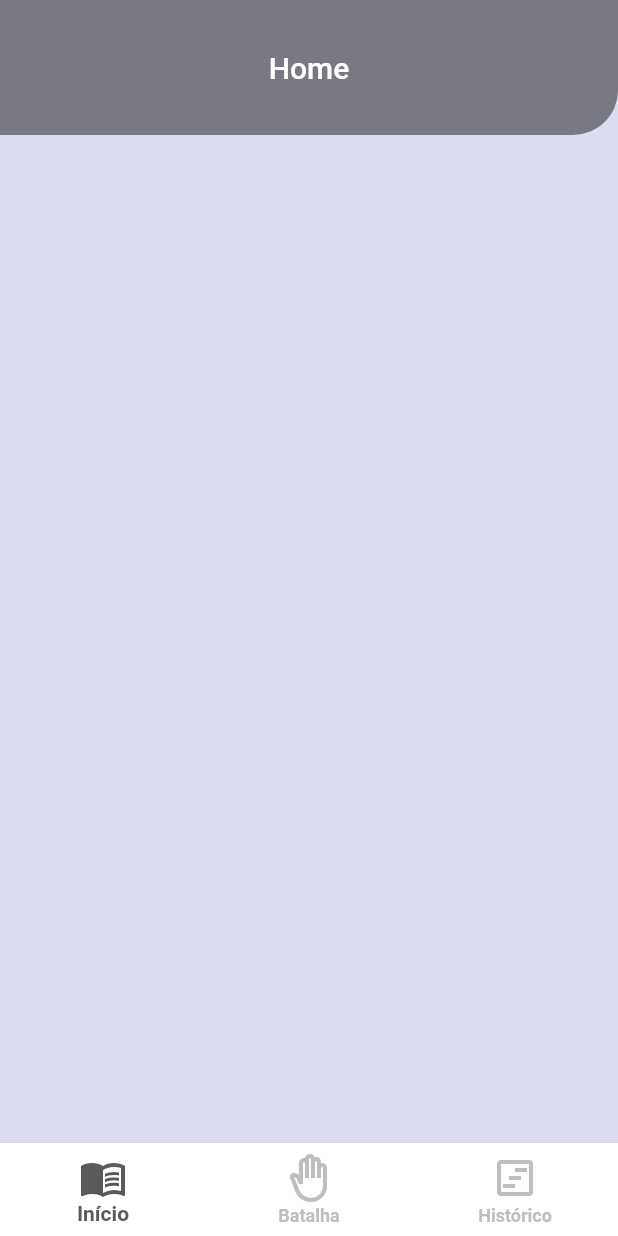
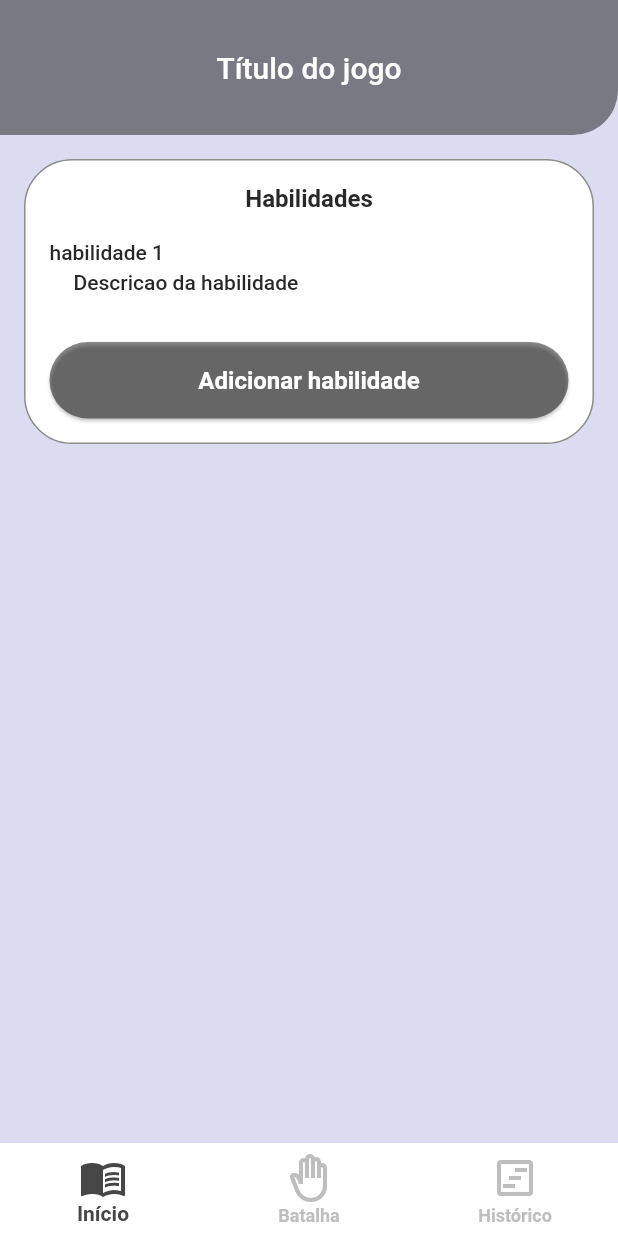
Before and after one commit to edianio/GameBookCounter, a Flutter app: the screen it shows after launch, on a phone screen of 412 x 824 dp. Run offline on Flutter 3.47's test engine with Material 2 defaults, Android fonts, the phone set to English and light mode, and no system bars; our stand-ins replace bloc_concurrency, flutter_bloc, get_it, hive_flutter; accounts and stored records are empty.

Commit message:
create home card skills

```diff
--- a/game_book_counter/lib/src/main/app_const.dart
+++ b/game_book_counter/lib/src/main/app_const.dart
@@ -1,3 +1,9 @@
 class PageConst {
   static const root = '/';
 }
+
+class AppText {
+  static const skill = 'Habilidade';
+  static const skills = 'Habilidades';
+  static const addSkill = 'Adicionar habilidade';
+}
--- a/game_book_counter/lib/src/main/themes/my_input_decoration_theme.dart
+++ b/game_book_counter/lib/src/main/themes/my_input_decoration_theme.dart
@@ -2,7 +2,7 @@ part of 'app_style.dart';
 
 InputDecorationTheme myInputDecorationTheme() => InputDecorationTheme(
   hintStyle: const TextStyle(
-    color: ColorTable.fontDefault,
+    color: ColorTable.fontDefaultLight,
     fontSize: 14,
     fontWeight: FontWeight.w500,
     fontStyle: FontStyle.italic,
--- a/game_book_counter/lib/src/main/themes/my_text_theme.dart
+++ b/game_book_counter/lib/src/main/themes/my_text_theme.dart
@@ -2,17 +2,17 @@ part of 'app_style.dart';
 
 TextTheme myTextTheme() => const TextTheme(
   bodyLarge: TextStyle(
-    color: ColorTable.fontDefault,
+    color: ColorTable.fontDefaultLight,
     fontSize: 18,
     fontWeight: FontWeight.w700,
   ),
   bodyMedium: TextStyle(
-    color: ColorTable.fontDefault,
+    color: ColorTable.fontDefaultLight,
     fontSize: 16,
     fontWeight: FontWeight.w600,
   ),
   bodySmall: TextStyle(
-    color: ColorTable.fontDefault,
+    color: ColorTable.fontDefaultLight,
     fontSize: 14,
     fontWeight: FontWeight.w500,
   ),
--- /dev/null
+++ b/game_book_counter/lib/src/presentation/main/components/home_card_skills_list.dart
@@ -0,0 +1,73 @@
+import 'package:flutter/material.dart';
+import 'package:game_book_counter/src/domain/skill/entity/skill.dart';
+import 'package:game_book_counter/src/main/app_const.dart';
+import 'package:game_book_counter/src/presentation/main/components/home_card_skills_list_item.dart';
+import 'package:game_book_counter/src/utils/color_table.dart';
+
+class HomeCardSkillsList extends StatelessWidget {
+  final List<Skill> skills;
+  final VoidCallback onTapAddSkill;
+  final VoidCallback onTapRemoveSkill;
+
+  const HomeCardSkillsList(
+      {required this.skills,
+      required this.onTapAddSkill,
+      required this.onTapRemoveSkill,
+      Key? key})
+      : super(key: key);
+
+  @override
+  Widget build(BuildContext context) {
+    return FractionallySizedBox(
+      widthFactor: 1,
+      child: Container(
+        decoration: BoxDecoration(
+          borderRadius: BorderRadius.circular(32),
+          border: Border.all(
+            color: ColorTable.primary,
+            width: 1,
+          ),
+          color: Colors.white,
+        ),
+        child: Column(
+          mainAxisSize: MainAxisSize.min,
+          crossAxisAlignment: CrossAxisAlignment.start,
+          children: <Widget>[
+            FractionallySizedBox(
+              widthFactor: 1,
+              child: Padding(
+                padding: const EdgeInsets.only(top: 16, right: 16, left: 16, bottom: 2),
+                child: Text(
+                  AppText.skills,
+                  style: Theme.of(context).textTheme.bodyMedium!.copyWith(color: ColorTable.fontDefault),
+                  textAlign: TextAlign.center,
+                ),
+              ),
+            ),
+            ListView.builder(
+              primary: false,
+              shrinkWrap: true,
+              itemCount: skills.length,
+              itemBuilder: (context, index){
+                if (skills.isEmpty) {
+                  return Container();
+                }
+                return HomeCardSkillsListItem(skill: skills[index]);
+              },
+            ),
+            FractionallySizedBox(
+              widthFactor: 1,
+              child: Padding(
+                padding: const EdgeInsets.all(16),
+                child: ElevatedButton(
+                  onPressed: () => onTapAddSkill(),
+                  child: const Text(AppText.addSkill),
+                ),
+              ),
+            ),
+          ],
+        ),
+      ),
+    );
+  }
+}
--- /dev/null
+++ b/game_book_counter/lib/src/presentation/main/components/home_card_skills_list_item.dart
@@ -0,0 +1,35 @@
+import 'package:flutter/material.dart';
+import 'package:game_book_counter/src/domain/skill/entity/skill.dart';
+import 'package:game_book_counter/src/utils/color_table.dart';
+
+class HomeCardSkillsListItem extends StatelessWidget {
+  final Skill skill;
+  const HomeCardSkillsListItem({required this.skill, Key? key}) : super(key: key);
+
+  @override
+  Widget build(BuildContext context) {
+    final fontStyle = Theme.of(context).textTheme.bodySmall!.copyWith(color: ColorTable.fontDefault);
+
+    return Column(
+      mainAxisSize: MainAxisSize.min,
+      crossAxisAlignment: CrossAxisAlignment.start,
+      children: <Widget>[
+        Padding(
+          padding: const EdgeInsets.only(top: 16, right: 16, left: 16, bottom: 2),
+          child: Text(
+            skill.name,
+            style: fontStyle,
+          ),
+        ),
+        if(skill.description != null)
+          Padding(
+            padding: const EdgeInsets.only(bottom: 16, right: 16, left: 32, top: 2),
+            child: Text(
+              skill.description!,
+              style: fontStyle,
+            ),
+          ),
+      ],
+    );
+  }
+}
--- a/game_book_counter/lib/src/presentation/main/home_page.dart
+++ b/game_book_counter/lib/src/presentation/main/home_page.dart
@@ -1,26 +1,36 @@
 import 'package:flutter/material.dart';
+import 'package:game_book_counter/src/domain/skill/entity/skill.dart';
+import 'package:game_book_counter/src/main/app_const.dart';
 import 'package:game_book_counter/src/presentation/commons/bottom_nav_bar.dart';
+import 'package:game_book_counter/src/presentation/main/components/home_card_skills_list.dart';
 
 class HomePage extends StatelessWidget {
   const HomePage({Key? key}) : super(key: key);
 
   @override
   Widget build(BuildContext context) {
+    final List<Skill> skills = [Skill(id: 123, name: 'habilidade 1', description: 'Descricao da habilidade', effect: (){debugPrint('Efeito!!!');})];
+
     return Scaffold(
       appBar: AppBar(
-        title: const Text('Home'),
+        title: const Text('Título do jogo'),
         centerTitle: true,
       ),
       bottomNavigationBar: const BottomNavBar(),
       body: SafeArea(
         child: SingleChildScrollView(
+          primary: true,
           child: Padding(
             padding: const EdgeInsets.all(16),
             child: Column(
               mainAxisSize: MainAxisSize.min,
               children: <Widget>[
 
-               Container(),
+               HomeCardSkillsList(
+                 skills: skills,
+                 onTapAddSkill: (){},
+                 onTapRemoveSkill: (){},
+               ),
 
               ],
             ),
--- a/game_book_counter/lib/src/utils/color_table.dart
+++ b/game_book_counter/lib/src/utils/color_table.dart
@@ -5,7 +5,8 @@ class ColorTable{
   static const Color primaryLight = Colors.black12;
   static const Color scaffoldBackground = Color.fromARGB(255, 220, 220, 240);
   static const Color disabledItem = Color.fromARGB(255, 190, 190, 190);
-  static const Color enabledItem = Color.fromARGB(255, 90, 90, 90);
-  static const Color fontDefault = Color.fromARGB(255, 160, 160, 160);
+  static const Color enabledItem = Color.fromARGB(255, 70, 70, 70);
+  static const Color fontDefaultLight = Color.fromARGB(255, 160, 160, 160);
+  static const Color fontDefault = Color.fromARGB(255, 40, 40, 40);
   static const Color warning = Colors.deepOrange;
 }
```
